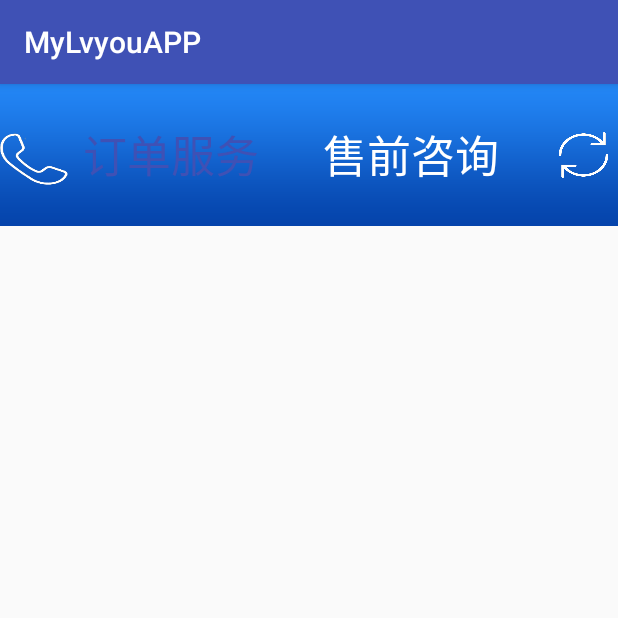
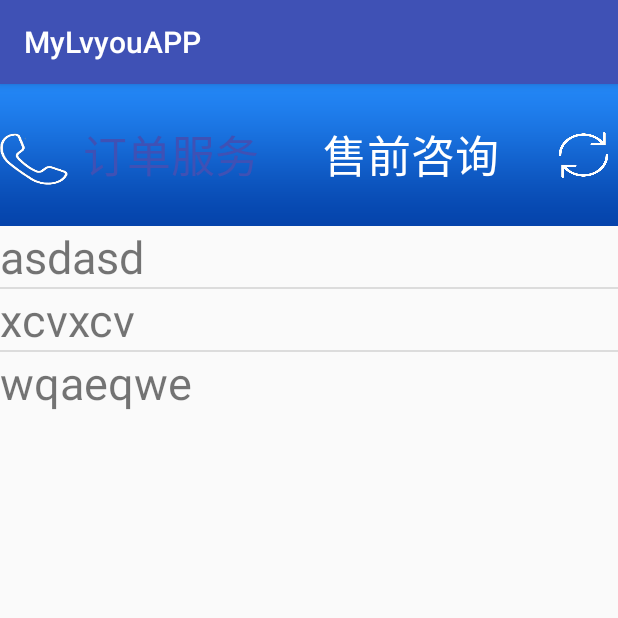
Before and after one commit to tzygithubs/MyLvyouAPP, an Android app: the fragment KeFuFragment shown on its own in the app's theme, after a tap on "订单服务", on a phone screen of 412 x 824 dp, the top half of it. Run offline under Robolectric (Android 15) with nearby library versions, the phone set to English and light mode, and no system bars; network calls fail.

Commit message:
tzy 第16次

```diff
--- a/app/src/main/AndroidManifest.xml
+++ b/app/src/main/AndroidManifest.xml
@@ -20,6 +20,7 @@
         </activity>
         <activity android:name="main.dlxy.com.Activity.DengRu"/>
         <activity android:name="main.dlxy.com.Activity.ZhuCe"/>
+        <activity android:name="main.dlxy.com.Activity.MuDe"/>
     </application>
 
 </manifest>
--- /dev/null
+++ b/app/src/main/java/com/dlxy/Dataorigin/Data.java
@@ -0,0 +1,11 @@
+package com.dlxy.Dataorigin;
+
+/**
+ * Created by T on 2017/7/16.
+ */
+
+public class Data {
+
+    public String[] shouqiankf= {"asdasd","xcvxcv","wqaeqwe"};
+    public String[] shouhoukf = {"123","456","7889"};
+}
--- a/app/src/main/java/com/dlxy/Utils/VolleyUtil.java
+++ b/app/src/main/java/com/dlxy/Utils/VolleyUtil.java
@@ -116,9 +116,8 @@ public class VolleyUtil {
         StringRequest wodejson = new StringRequest(Request.Method.POST, UserContents.wodeUrl, new Response.Listener<String>() {
             @Override
             public void onResponse(String response) {
-                Log.i(TAG,"...re"+response.toString());
-                List<Customer> customers = JSON.parseArray(response,Customer.class);
-                wodeCallBack.success(customers);
+//                Log.i(TAG,"...re"+response.toString());
+                wodeCallBack.success(response);
 
             }
         }, new Response.ErrorListener() {
--- a/app/src/main/java/com/dlxy/contents/UserContents.java
+++ b/app/src/main/java/com/dlxy/contents/UserContents.java
@@ -5,8 +5,8 @@ package com.dlxy.contents;
  */
 
 public class UserContents {
-    private static final String baseUrl="http://192.168.11.228:8080/LucasWeb2/";
-//    private static final String baseUrl = "http://172.16.8.253:8080/LucasWeb2/";
+//    private static final String baseUrl="http://192.168.11.228:8080/LucasWeb2/";
+    private static final String baseUrl = "http://172.16.8.253:8080/LucasWeb2/";
     public static final String loginUrl = baseUrl + "queryUser.do";
     public static final String registUrl = baseUrl + "addUser.do";
     public static final String wodeUrl = baseUrl+"queryUserWithName.do";
--- a/app/src/main/java/com/dlxy/fragment/KeFuFragment.java
+++ b/app/src/main/java/com/dlxy/fragment/KeFuFragment.java
@@ -6,9 +6,12 @@ import android.support.v4.app.Fragment;
 import android.view.LayoutInflater;
 import android.view.View;
 import android.view.ViewGroup;
+import android.widget.ArrayAdapter;
 import android.widget.ListView;
 import android.widget.RadioButton;
 import android.widget.RadioGroup;
+
+import com.dlxy.Dataorigin.Data;
 
 import main.dlxy.com.mylvyouapp.R;
 
@@ -17,11 +20,17 @@ import main.dlxy.com.mylvyouapp.R;
  */
 
 public class KeFuFragment extends Fragment implements View.OnClickListener {
+
     private View view;
     private ListView lv ;
     private RadioGroup radioGroup;
     private RadioButton shouqian ,shouhou;
+    Data data = new Data();
+    String[] kefu1 =data.shouqiankf;
+    String[] kefu2 = data.shouhoukf;
 
+    private  ArrayAdapter<String> arrayAdapter;
+    private  ArrayAdapter<String> arrayAdapters;
 
     @Nullable
     @Override
@@ -39,17 +48,22 @@ public class KeFuFragment extends Fragment implements View.OnClickListener {
         radioGroup=view.findViewById(R.id.radio_kefu);
         view.findViewById(R.id.radiobutton_shoutiankefu).setOnClickListener(this);
         view.findViewById(R.id.radiobutton_shouhoukefu).setOnClickListener(this);
+        radioGroup.check(R.id.radiobutton_shoutiankefu);
 
-        radioGroup.check(R.id.radiobutton_shoutiankefu);
+        arrayAdapter = new ArrayAdapter<String>(this.getActivity(),R.layout.kefu_shipei_layout,kefu1);
+        arrayAdapters = new ArrayAdapter<String>(this.getActivity(),R.layout.kefu_shipei_layout,kefu2);
+        lv.setAdapter(arrayAdapter);
     }
 
     @Override
     public void onClick(View view) {
         switch (view.getId()){
             case R.id.radiobutton_shoutiankefu:
+
                 shouqian();
                 break;
             case R.id.radiobutton_shouhoukefu:
+                lv.setAdapter(arrayAdapters);
                 shouhou();
                 break;
         }
@@ -60,6 +74,6 @@ public class KeFuFragment extends Fragment implements View.OnClickListener {
     }
 
     private void shouqian() {
-
+        lv.setAdapter(arrayAdapter);
     }
 }
--- a/app/src/main/java/com/dlxy/fragment/Shouyefragment.java
+++ b/app/src/main/java/com/dlxy/fragment/Shouyefragment.java
@@ -24,4 +24,5 @@ public class Shouyefragment extends Fragment {
         }
         return view;
     }
+
 }
--- a/app/src/main/java/com/dlxy/interfaces/WodeCallBack.java
+++ b/app/src/main/java/com/dlxy/interfaces/WodeCallBack.java
@@ -1,14 +1,10 @@
 package com.dlxy.interfaces;
-
-import com.dlxy.domain.Customer;
-
-import java.util.List;
 
 /**
  * Created by T on 2017/7/13.
  */
 
 public interface WodeCallBack {
-    void success(List<Customer> json);
+    void success(String json);
     void errr(String error);
 }
--- a/app/src/main/java/XcActivity/MuDe.java
+++ b/app/src/main/java/main/dlxy/com/Activity/MuDe.java
@@ -1,4 +1,4 @@
-package XcActivity;
+package main.dlxy.com.Activity;
 
 import android.app.Activity;
 import android.os.Bundle;
--- /dev/null
+++ b/app/src/main/res/layout/kefu_shipei_layout.xml
@@ -0,0 +1,7 @@
+<?xml version="1.0" encoding="utf-8"?>
+
+
+    <TextView xmlns:android="http://schemas.android.com/apk/res/android"
+        android:layout_width="match_parent"
+        android:layout_height="wrap_content"
+        android:textSize="30sp"/>
--- a/app/src/main/res/layout/shouye_layout.xml
+++ b/app/src/main/res/layout/shouye_layout.xml
@@ -5,13 +5,14 @@
     android:orientation="vertical"
 
     >
+
     <LinearLayout
         android:layout_width="375dp"
         android:layout_height="80dp"
         android:orientation="horizontal"
         android:id="@+id/linearLayout"
         android:layout_marginLeft="20dp"
-        android:layout_alignParentTop="true"
+
         android:layout_alignParentLeft="true"
         android:layout_alignParentStart="true">
 
@@ -180,6 +181,7 @@
                 />
 
         </RelativeLayout>
+
     </RelativeLayout>
 
     <RelativeLayout
```
Also changed, not shown: app/src/main/java/com/dlxy/Sqlite/DBHelper.java (added, +75 -0 lines), app/src/main/java/com/dlxy/Sqlite/DBManager.java (added, +54 -0 lines), app/src/main/java/com/dlxy/Sqlite/DBcl.java (added, +12 -0 lines), app/src/main/java/com/dlxy/domain/ShopCart.java (added, +35 -0 lines), app/src/main/java/com/dlxy/fragment/WoDeFragment.java (+14 -7 lines), app/src/main/java/com/dlxy/fragment/XingChengFragment.java (+15 -4 lines), app/src/main/java/main/dlxy/com/Activity/DengRu.java (+31 -20 lines), app/src/main/java/main/dlxy/com/Activity/MainActivity.java (+16 -0 lines).
